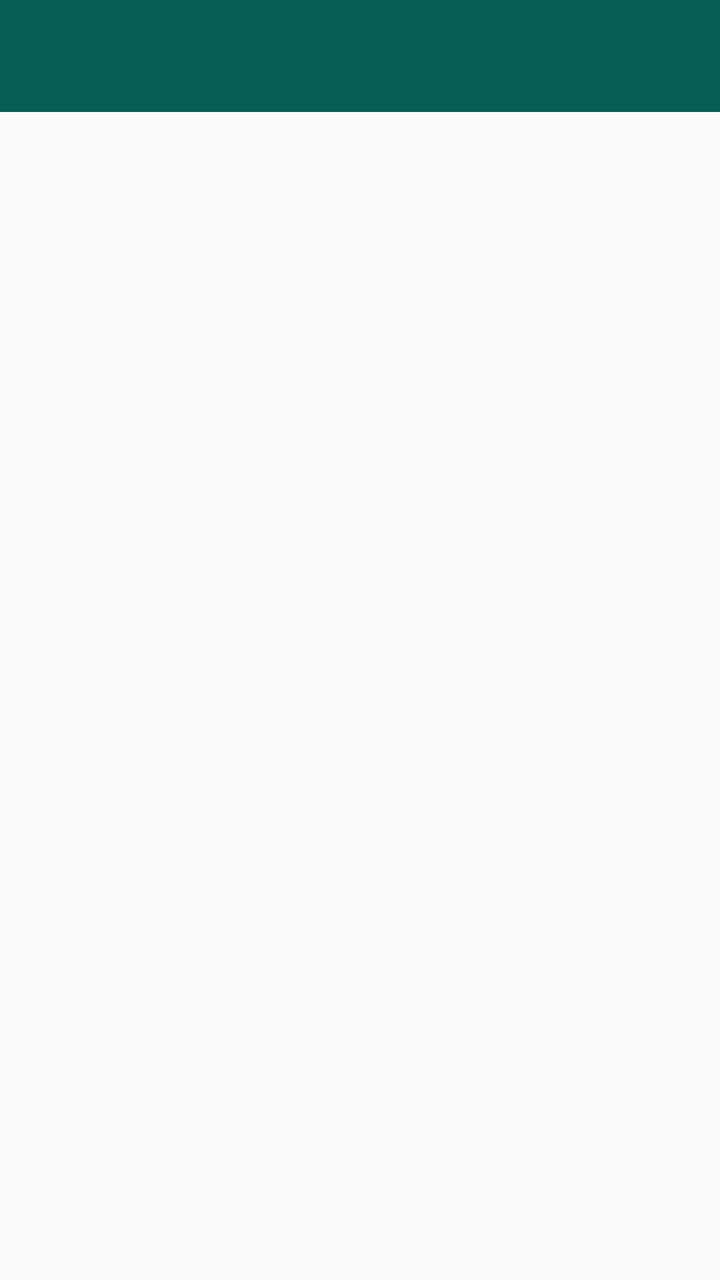
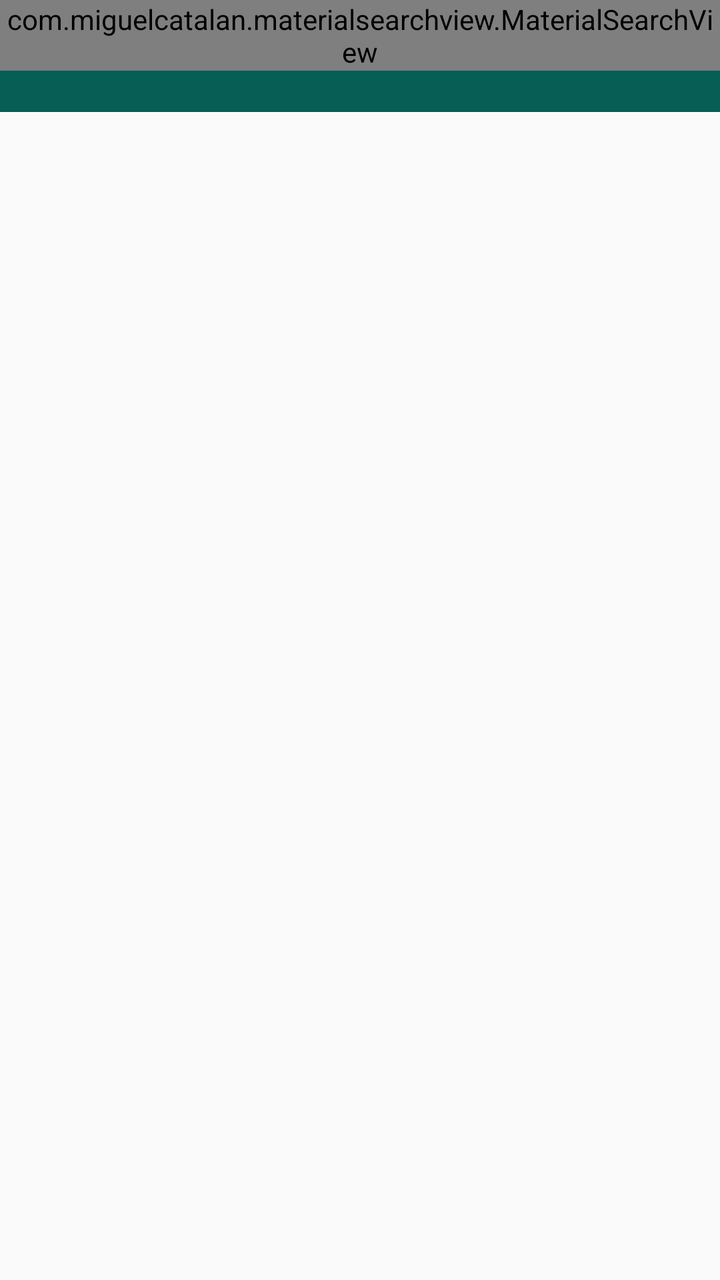

Screens rendered from an Android XML layout before and after an edit, with the pre-edit source and the edit as a unified diff.
<!-- AndroidManifest.xml: application theme Theme.WhatsApp -->
<!-- res/layout/toolbar.xml -->
<?xml version="1.0" encoding="utf-8"?>
<FrameLayout xmlns:android="http://schemas.android.com/apk/res/android"
    android:layout_width="match_parent"
    android:layout_height="wrap_content">

    <androidx.appcompat.widget.Toolbar
        android:id="@+id/toolbar"
        android:layout_width="match_parent"
        android:layout_height="?attr/actionBarSize"
        android:background="@color/colorPrimary"
        android:theme="@style/Toolbar" />
</FrameLayout>
<!-- resources referenced by this layout -->
<resources>
  <color name="colorPrimary">#075E54</color>
  <style name="Toolbar" parent="Theme.AppCompat.NoActionBar">
      </style>
  <style name="Theme.WhatsApp" parent="Base.Theme.WhatsApp" />
  <style name="Base.Theme.WhatsApp" parent="Theme.AppCompat.DayNight.NoActionBar">
          <item name="colorPrimary">@color/colorPrimary</item>
          <item name="colorAccent">@color/colorAccent</item>
          <item name="android:statusBarColor">@color/statusBarColor</item>
      </style>
  <color name="colorAccent">#25D366</color>
  <color name="statusBarColor">#054D44</color>
</resources>

<!-- the commit's change to res/layout/toolbar.xml (unified diff, before → after) -->
@@ -9,4 +9,10 @@
         android:layout_height="?attr/actionBarSize"
         android:background="@color/colorPrimary"
         android:theme="@style/Toolbar" />
+
+    <com.miguelcatalan.materialsearchview.MaterialSearchView
+        android:id="@+id/materialSearchPrincipal"
+        android:layout_width="match_parent"
+        android:layout_height="wrap_content" />
+
 </FrameLayout>
